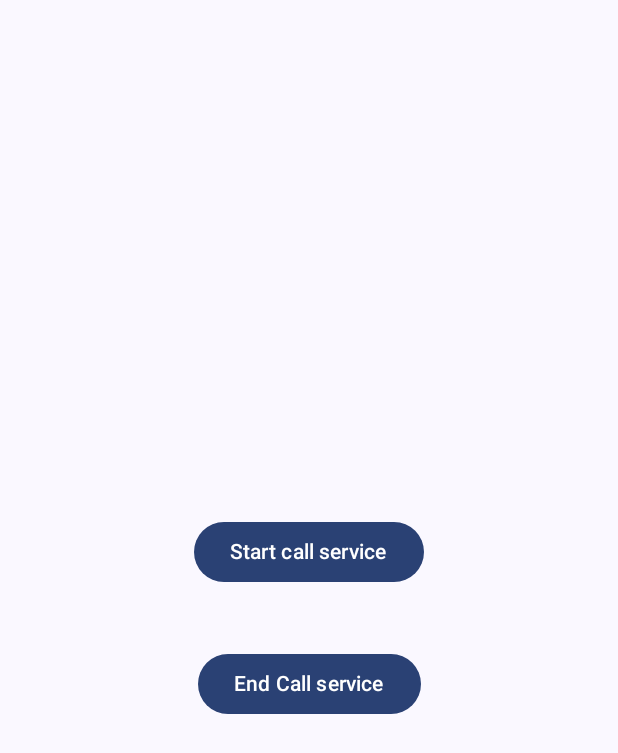
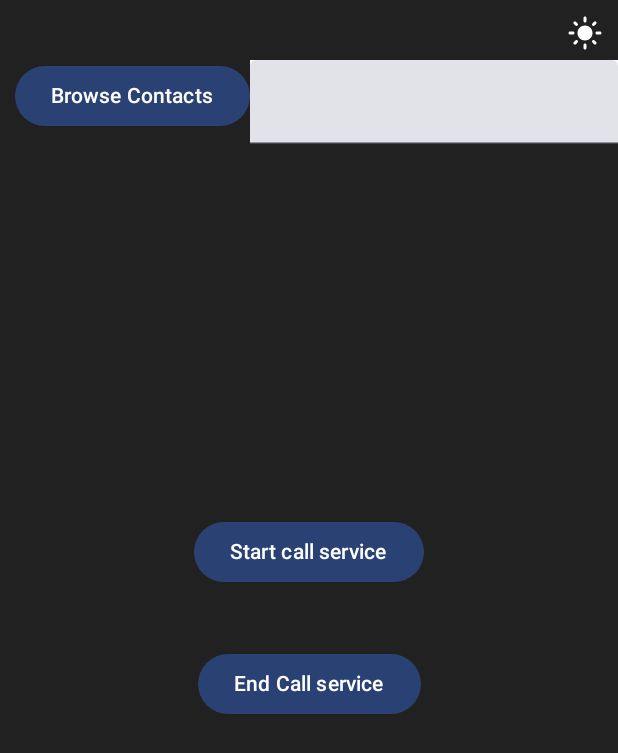
Before and after one commit to piyush921/repeated_calling_app, an Android app built with Jetpack Compose: the screen it shows after launch (MainActivity), on a phone screen of 412 x 824 dp. Shown: the top 753 px of the screen. Run offline under Robolectric (Android 15) with nearby library versions, the phone set to English and light mode, and no system bars; 1 statement that could not run was skipped.

Commit message:
created new UI design for browse contacts

```diff
--- a/app/build.gradle.kts
+++ b/app/build.gradle.kts
@@ -50,6 +50,8 @@ dependencies {
 
     implementation("androidx.core:core-ktx:1.9.0")
     implementation("androidx.lifecycle:lifecycle-runtime-ktx:2.6.1")
+    implementation("androidx.lifecycle:lifecycle-viewmodel-compose:2.6.1")
+    implementation("androidx.lifecycle:lifecycle-runtime-compose:2.6.1")
     implementation("androidx.activity:activity-compose:1.7.0")
     implementation(platform("androidx.compose:compose-bom:2023.03.00"))
     implementation("androidx.compose.ui:ui")
@@ -66,4 +68,5 @@ dependencies {
 
     implementation("com.google.code.gson:gson:2.10.1")
     implementation("org.apache.commons:commons-lang3:3.17.0")
+
 }
--- a/app/src/main/java/com/first/project/MainActivity.kt
+++ b/app/src/main/java/com/first/project/MainActivity.kt
@@ -2,37 +2,47 @@ package com.first.project
 
 import android.content.Context
 import android.content.Intent
-import android.net.Uri
-import android.os.Build
 import android.os.Bundle
-import android.os.Handler
-import android.os.Looper
-import android.telecom.TelecomManager
 import android.widget.Toast
 import androidx.activity.ComponentActivity
 import androidx.activity.compose.setContent
-import androidx.annotation.RequiresApi
+import androidx.activity.result.ActivityResultLauncher
+import androidx.activity.result.contract.ActivityResultContracts
+import androidx.compose.foundation.Image
+import androidx.compose.foundation.background
+import androidx.compose.foundation.clickable
 import androidx.compose.foundation.layout.Arrangement
+import androidx.compose.foundation.layout.Box
 import androidx.compose.foundation.layout.Column
+import androidx.compose.foundation.layout.Row
 import androidx.compose.foundation.layout.fillMaxSize
+import androidx.compose.foundation.layout.fillMaxWidth
 import androidx.compose.foundation.layout.padding
 import androidx.compose.material3.Button
+import androidx.compose.material3.ExperimentalMaterial3Api
 import androidx.compose.material3.MaterialTheme
 import androidx.compose.material3.Surface
 import androidx.compose.material3.Text
+import androidx.compose.material3.TextField
 import androidx.compose.runtime.Composable
 import androidx.compose.ui.Alignment
 import androidx.compose.ui.Modifier
+import androidx.compose.ui.graphics.Color
 import androidx.compose.ui.platform.LocalContext
+import androidx.compose.ui.res.painterResource
 import androidx.compose.ui.tooling.preview.Preview
 import androidx.compose.ui.unit.dp
-import androidx.core.content.ContextCompat.startActivity
 import androidx.core.content.ContextCompat.startForegroundService
+import androidx.lifecycle.viewmodel.compose.viewModel
 import com.first.project.ui.theme.FirstProjectTheme
-import com.google.gson.Gson
-import com.google.gson.reflect.TypeToken
+import com.first.project.ui.theme.materialBlack
+import com.first.project.ui.theme.materialLight
 
 class MainActivity : ComponentActivity() {
+
+    private lateinit var requestPermissionLauncher: ActivityResultLauncher<String?>
+    private lateinit var viewModel: MainViewModel
+
     override fun onCreate(savedInstanceState: Bundle?) {
         super.onCreate(savedInstanceState)
         setContent {
@@ -42,9 +52,19 @@ class MainActivity : ComponentActivity() {
                     modifier = Modifier.fillMaxSize(),
                     color = MaterialTheme.colorScheme.background
                 ) {
-                    Greeting(LocalContext.current)
+                    viewModel = viewModel()
+                    CreateUi()
                 }
             }
+        }
+
+        requestPermissionLauncher =
+            registerForActivityResult(ActivityResultContracts.RequestPermission()) { isGranted ->
+                if (isGranted) {
+                    // Permission granted
+                    readContacts()
+                } else {
+                    // Permission denied
                 }
             }
     }
@@ -70,3 +90,79 @@ fun Greeting(context: Context) {
             }
         }
     }
+
+    @OptIn(ExperimentalMaterial3Api::class)
+    @Composable
+    @Preview
+    fun CreateUi() {
+        val context = LocalContext.current
+        Box(
+            modifier = Modifier
+                .fillMaxSize()
+                .background(
+                    if (viewModel.themeState.value == MainViewModel.LIGHT_THEME) {
+                        materialBlack
+                    } else {
+                        materialLight
+                    }
+                )
+        ) {
+
+            Image(
+                painter = painterResource(R.drawable.ic_light_theme),
+                contentDescription = "theme_button",
+                modifier = Modifier
+                    .clickable {
+                        if (viewModel.themeState.value == MainViewModel.LIGHT_THEME) {
+                            viewModel.themeState.value = MainViewModel.DARK_THEME
+                        } else {
+                            viewModel.themeState.value = MainViewModel.LIGHT_THEME
+                        }
+                    }
+                    .fillMaxWidth()
+                    .padding(10.dp),
+                alignment = Alignment.TopEnd,
+            )
+
+            Row(modifier = Modifier.padding(10.dp, 40.dp, 0.dp, 0.dp)) {
+                Button(onClick = {
+                    if (PermissionUtils.checkReadContactsPermission(context)) {
+                        readContacts()
+                    } else {
+                        PermissionUtils.askReadContactsPermission(
+                            context,
+                            requestPermissionLauncher
+                        )
+                    }
+                }) {
+                    Text(text = "Browse Contacts")
+                }
+                TextField(value = viewModel.contact.value, onValueChange = {
+                    viewModel.contact.value
+                }, modifier = Modifier.background(Color.White))
+            }
+
+            Column(
+                modifier = Modifier.fillMaxSize(),
+                verticalArrangement = Arrangement.Center,
+                horizontalAlignment = Alignment.CenterHorizontally
+            ) {
+                Button(onClick = {
+
+                }, modifier = Modifier.padding(20.dp)) {
+                    Text(text = "Start call service")
+                }
+                Button(onClick = {
+
+                }, modifier = Modifier.padding(20.dp)) {
+                    Text(text = "End Call service")
+                }
+            }
+        }
+    }
+
+    private fun readContacts() {
+
+    }
+
+}
--- /dev/null
+++ b/app/src/main/java/com/first/project/MainViewModel.kt
@@ -0,0 +1,17 @@
+package com.first.project
+
+import androidx.compose.runtime.MutableState
+import androidx.compose.runtime.mutableStateOf
+import androidx.lifecycle.ViewModel
+
+class MainViewModel: ViewModel() {
+
+    companion object {
+        const val LIGHT_THEME = 0
+        const val DARK_THEME = 1
+    }
+
+    val themeState: MutableState<Int> = mutableStateOf(LIGHT_THEME)
+    val contact: MutableState<String> = mutableStateOf("")
+
+}
--- a/app/src/main/java/com/first/project/ui/theme/Color.kt
+++ b/app/src/main/java/com/first/project/ui/theme/Color.kt
@@ -9,3 +9,6 @@ val Pink80 = Color(0xFFEFB8C8)
 val Purple40 = Color(0xFF6650a4)
 val PurpleGrey40 = Color(0xFF625b71)
 val Pink40 = Color(0xFF7D5260)
+
+val materialBlack = Color(0xFF212121)
+val materialLight = Color(0xFFffffff)
--- /dev/null
+++ b/app/src/main/res/drawable/ic_light_theme.xml
@@ -0,0 +1,5 @@
+<vector xmlns:android="http://schemas.android.com/apk/res/android" android:height="24dp" android:tint="#FFFFFF" android:viewportHeight="24" android:viewportWidth="24" android:width="24dp">
+
+    <path android:fillColor="@android:color/white" android:pathData="M12,7c-2.76,0 -5,2.24 -5,5s2.24,5 5,5s5,-2.24 5,-5S14.76,7 12,7L12,7zM2,13l2,0c0.55,0 1,-0.45 1,-1s-0.45,-1 -1,-1l-2,0c-0.55,0 -1,0.45 -1,1S1.45,13 2,13zM20,13l2,0c0.55,0 1,-0.45 1,-1s-0.45,-1 -1,-1l-2,0c-0.55,0 -1,0.45 -1,1S19.45,13 20,13zM11,2v2c0,0.55 0.45,1 1,1s1,-0.45 1,-1V2c0,-0.55 -0.45,-1 -1,-1S11,1.45 11,2zM11,20v2c0,0.55 0.45,1 1,1s1,-0.45 1,-1v-2c0,-0.55 -0.45,-1 -1,-1C11.45,19 11,19.45 11,20zM5.99,4.58c-0.39,-0.39 -1.03,-0.39 -1.41,0c-0.39,0.39 -0.39,1.03 0,1.41l1.06,1.06c0.39,0.39 1.03,0.39 1.41,0s0.39,-1.03 0,-1.41L5.99,4.58zM18.36,16.95c-0.39,-0.39 -1.03,-0.39 -1.41,0c-0.39,0.39 -0.39,1.03 0,1.41l1.06,1.06c0.39,0.39 1.03,0.39 1.41,0c0.39,-0.39 0.39,-1.03 0,-1.41L18.36,16.95zM19.42,5.99c0.39,-0.39 0.39,-1.03 0,-1.41c-0.39,-0.39 -1.03,-0.39 -1.41,0l-1.06,1.06c-0.39,0.39 -0.39,1.03 0,1.41s1.03,0.39 1.41,0L19.42,5.99zM7.05,18.36c0.39,-0.39 0.39,-1.03 0,-1.41c-0.39,-0.39 -1.03,-0.39 -1.41,0l-1.06,1.06c-0.39,0.39 -0.39,1.03 0,1.41s1.03,0.39 1.41,0L7.05,18.36z"/>
+
+</vector>
```
Also changed, not shown: app/src/main/AndroidManifest.xml (+6 -1 lines), app/src/main/java/com/first/project/PermissionUtils.kt (added, +30 -0 lines). Lines whose indentation alone changed are shown as unchanged.
